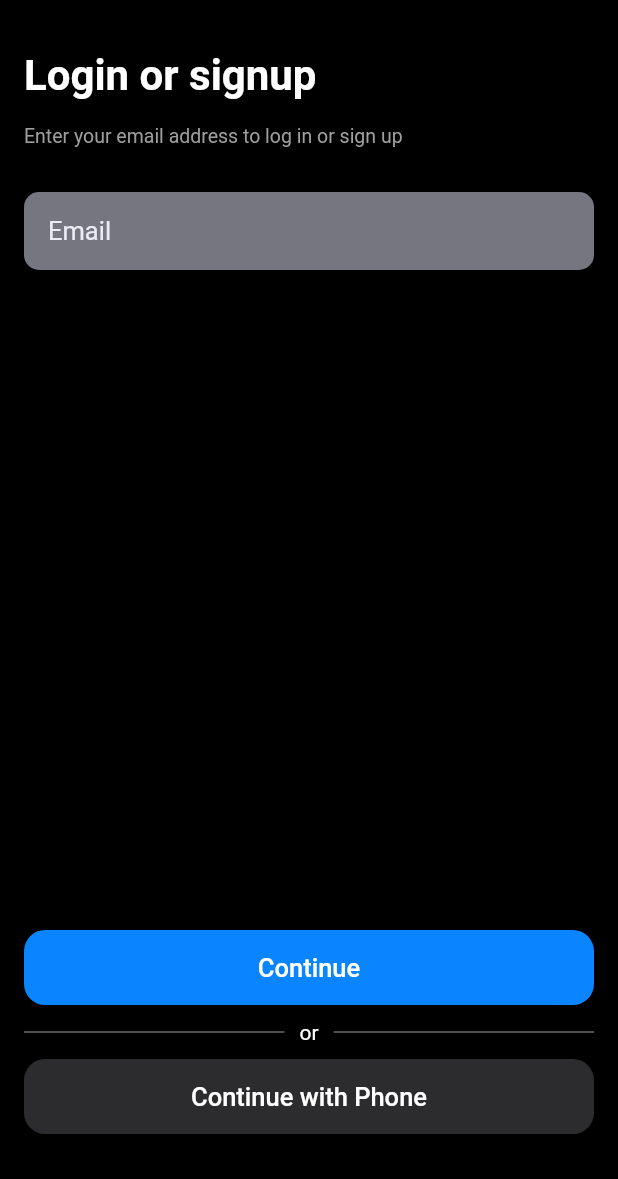
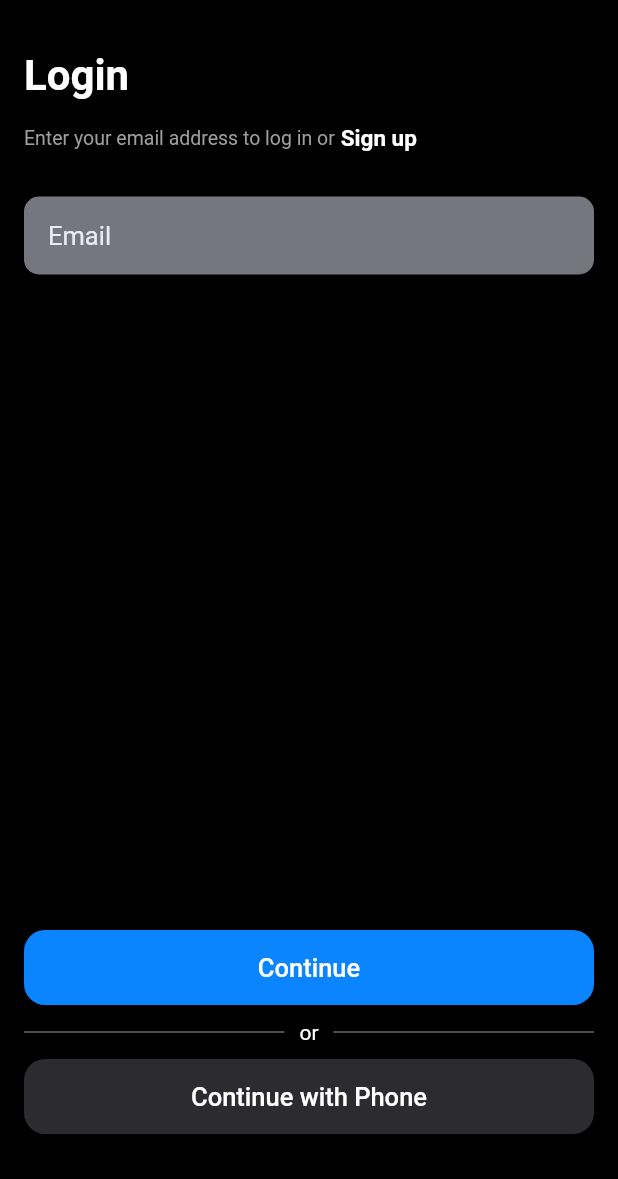
Before and after one commit to Dastan4r/gamespot_app, a Flutter app: the screen it shows after launch, on a phone screen of 412 x 824 dp, the part 57-1236 px from its top. Run offline on Flutter 3.47's test engine with Material 2 defaults, Android fonts, the light colour scheme and no system bars.

Commit message:
Add signup firebase

```diff
--- a/lib/main.dart
+++ b/lib/main.dart
@@ -1,8 +1,12 @@
 import 'package:flutter/material.dart';
+import 'package:provider/provider.dart';
 
 import 'screens/login/login_screen.dart';
 import 'screens/login/login_password_screen.dart';
 import 'screens/dashboard/dashboard.dart';
+import 'screens/login/signup_screen.dart';
+
+import 'store/authentication.dart';
 
 void main() {
   runApp(const MyApp());
@@ -14,6 +18,14 @@ class MyApp extends StatelessWidget {
   // This widget is the root of your application.
   @override
   Widget build(BuildContext context) {
+    return MultiProvider(
+      providers: [
+        ChangeNotifierProvider.value(
+          value: Authentication(),
+        ),
+      ],
+      child: Consumer<Authentication>(
+        builder: (ctx, auth, _) {
           return MaterialApp(
             theme: ThemeData(
               primaryColor: Colors.black,
@@ -25,9 +37,14 @@ class MyApp extends StatelessWidget {
             debugShowCheckedModeBanner: false,
             routes: {
               LoginScreen.routeName: (ctx) => const LoginScreen(),
-        LoginPasswordScreen.routeName: (ctx) => const LoginPasswordScreen(),
+              LoginPasswordScreen.routeName: (ctx) =>
+                  const LoginPasswordScreen(),
               DashboardScreen.routeName: (ctx) => const DashboardScreen(),
+              SignupScreen.routeName: (ctx) => const SignupScreen(),
             },
+          );
+        },
+      ),
     );
   }
 }
--- a/lib/screens/login/login_screen.dart
+++ b/lib/screens/login/login_screen.dart
@@ -1,4 +1,6 @@
 import 'package:flutter/material.dart';
+
+import '../login/signup_screen.dart';
 
 import '../../widgets/login/login_form.dart';
 import '../../widgets/app/custom_app_bar.dart';
@@ -28,7 +30,7 @@ class LoginScreen extends StatelessWidget {
           crossAxisAlignment: CrossAxisAlignment.start,
           children: [
             Text(
-              'Login or signup',
+              'Login',
               style: TextStyle(
                 fontWeight: FontWeight.bold,
                 fontSize: 28,
@@ -38,12 +40,30 @@ class LoginScreen extends StatelessWidget {
             const SizedBox(
               height: 16,
             ),
-            const Text(
-              'Enter your email address to log in or sign up',
-              style: TextStyle(
-                color: Colors.grey,
-                fontSize: 13,
-              ),
+            Row(
+              children: [
+                const Text(
+                  'Enter your email address to log in or',
+                  style: TextStyle(
+                    color: Colors.grey,
+                    fontSize: 13,
+                  ),
+                ),
+                const SizedBox(width: 4),
+                GestureDetector(
+                  onTap: () {
+                    Navigator.of(context).pushNamed(SignupScreen.routeName);
+                  },
+                  child: const Text(
+                    'Sign up',
+                    style: TextStyle(
+                      color: Colors.white,
+                      fontSize: 15,
+                      fontWeight: FontWeight.bold,
+                    ),
+                  ),
+                )
+              ],
             ),
             const SizedBox(
               height: 30,
--- /dev/null
+++ b/lib/store/authentication.dart
@@ -0,0 +1,47 @@
+import 'package:flutter/material.dart';
+import 'package:flutter/foundation.dart';
+
+import 'package:http/http.dart' as http;
+import 'dart:convert';
+
+class Authentication with ChangeNotifier {
+  String _userEmail = '';
+  String _userPassword = '';
+
+  String? _token;
+
+  set setUserEmail(email) => _userEmail = email;
+  set setUserPassword(password) => _userPassword = password;
+
+  Future<void> signup(String email, String password) async {
+    try {
+      final url = Uri.parse(
+        'https://identitytoolkit.googleapis.com/v1/accounts:signUp?key=AIzaSyCJB9rcFc0jJ1XVl36sAFe3g4CQnuXsURQ',
+      );
+
+      final response = await http.post(
+        url,
+        body: json.encode(
+          {
+            'email': email,
+            'password': password,
+            'returnSecureToken': true,
+          },
+        ),
+      );
+
+      final responseData = json.decode(response.body);
+
+      _token = responseData['idToken'];
+
+    } catch (err) {
+      print(err);
+    }
+  }
+
+  void logout () {
+    _token = null;
+
+    notifyListeners();
+  }
+}
--- a/pubspec.yaml
+++ b/pubspec.yaml
@@ -29,6 +29,9 @@ environment:
 dependencies:
   flutter:
     sdk: flutter
+  http: ^0.13.4
+  provider: ^6.0.2
+  firebase_auth: ^3.3.4
 
 
   # The following adds the Cupertino Icons font to your application.
```
Also changed, not shown: lib/screens/login/signup_screen.dart (added, +184 -0 lines), assets/images/original-bg.png (added), assets/images/originals-bg.png (deleted), pubspec.lock, 10 other files. Lines whose indentation alone changed are shown as unchanged.
